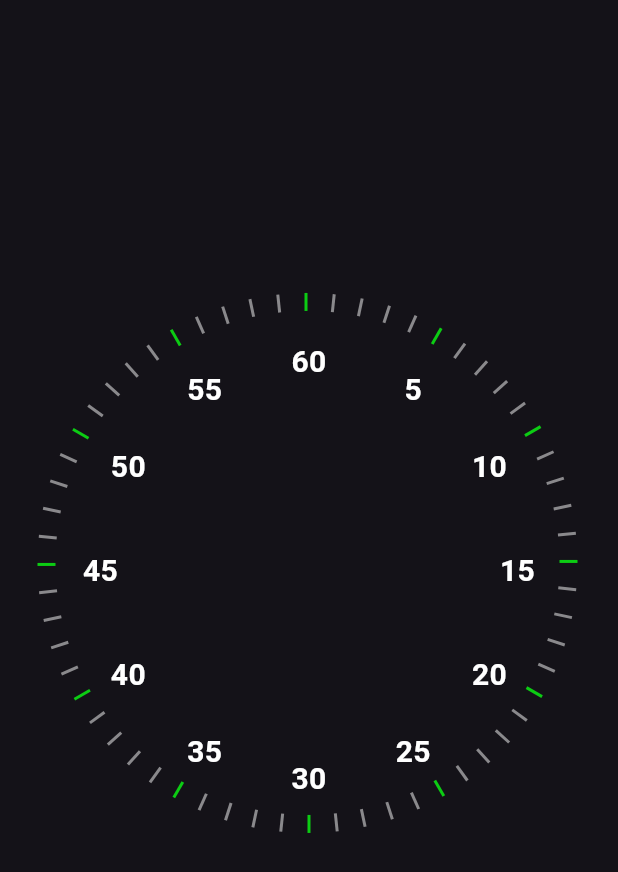
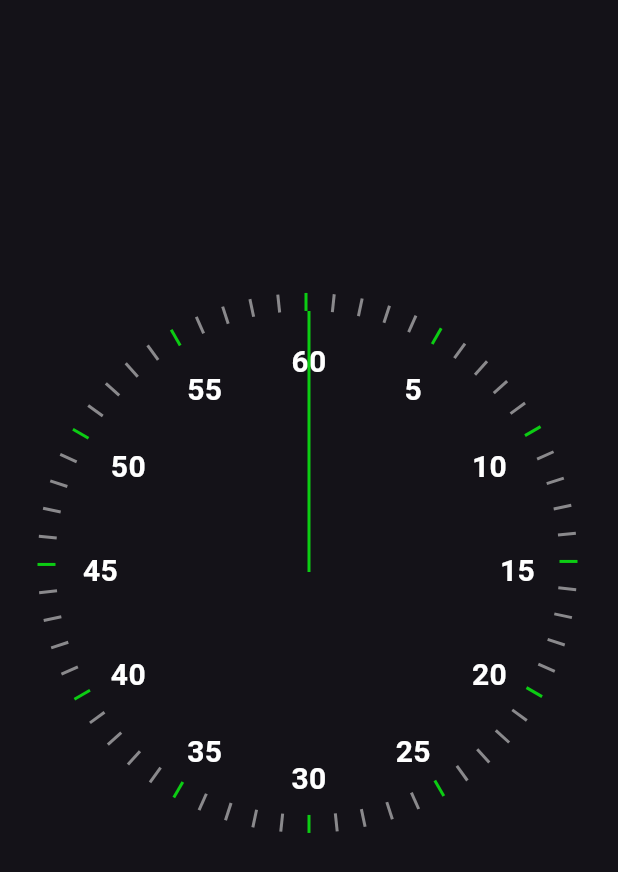
Before and after one commit to BenAuerDev/flutter_stopwatch, a Flutter app: the screen it shows after launch, on a phone screen of 412 x 824 dp. Shown: the top 872 px of the screen. Run offline on Flutter 3.47's test engine with Material 3 defaults, Android fonts, the phone set to English and light mode, and no system bars; our stand-ins replace hooks_riverpod.

Commit message:
add StopwatchTickerUi with ClockHand

```diff
--- /dev/null
+++ b/lib/src/stopwatch/clock_hand.dart
@@ -0,0 +1,31 @@
+import 'package:flutter/material.dart';
+
+class ClockHand extends StatelessWidget {
+  const ClockHand({
+    super.key,
+    required this.rotationZAngle,
+    required this.handThickness,
+    required this.handLength,
+    required this.color,
+  });
+
+  final double rotationZAngle;
+  final double handThickness;
+  final double handLength;
+  final Color color;
+
+  @override
+  Widget build(BuildContext context) {
+    return Transform(
+      alignment: Alignment.topCenter,
+      transform: Matrix4.identity()
+        ..translate(-handThickness / 2, 0.0, 0.0)
+        ..rotateZ(rotationZAngle),
+      child: Container(
+        height: handLength,
+        width: handThickness,
+        color: color,
+      ),
+    );
+  }
+}
--- a/lib/src/stopwatch/stopwatch.dart
+++ b/lib/src/stopwatch/stopwatch.dart
@@ -1,5 +1,5 @@
 import 'package:flutter/material.dart';
-import 'package:flutter_hooks/flutter_hooks.dart';
+import 'package:flutter_animated_stopwatch/src/stopwatch/stopwatch_ticker_ui.dart';
 
 import 'package:flutter_animated_stopwatch/src/stopwatch/stopwatch_renderer.dart';
 
@@ -14,6 +14,7 @@ class Stopwatch extends HookWidget {
         return Stack(
           children: [
             StopwatchRenderer(radius: radius),
+            StopwatchTickerUi(radius: radius),
           ],
         );
       },
--- /dev/null
+++ b/lib/src/stopwatch/stopwatch_ticker_ui.dart
@@ -0,0 +1,31 @@
+import 'dart:math';
+
+import 'package:flutter/material.dart';
+import 'package:flutter_animated_stopwatch/src/stopwatch/clock_hand.dart';
+import 'package:flutter_animated_stopwatch/src/controllers/stopwatch_service.dart';
+import 'package:hooks_riverpod/hooks_riverpod.dart';
+
+class StopwatchTickerUi extends ConsumerWidget {
+  const StopwatchTickerUi({
+    super.key,
+    required this.radius,
+  });
+
+  final double radius;
+
+  @override
+  Widget build(BuildContext context, WidgetRef ref) {
+    final elapsed = ref.watch(stopwatchProvider).currentlyElapsed;
+
+    return Positioned(
+      left: radius,
+      top: radius,
+      child: ClockHand(
+        handLength: radius,
+        handThickness: 2,
+        rotationZAngle: pi + (2 * pi / 60000) * elapsed.inMilliseconds,
+        color: const Color(0xFF0CCC13),
+      ),
+    );
+  }
+}
```
